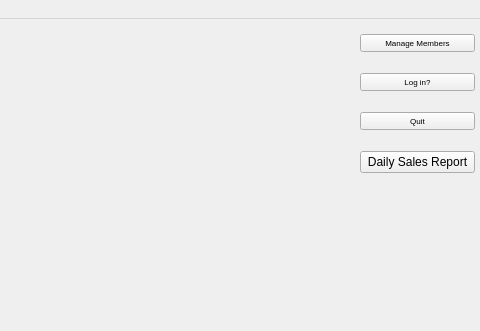
Before: the Qt Designer form mainwindow.ui in WinterCS003/CS008_Project1, drawn with Qt 5; both pictures show x 320 to 800 and y 0 to 331 of the 800 by 600 pixel window.
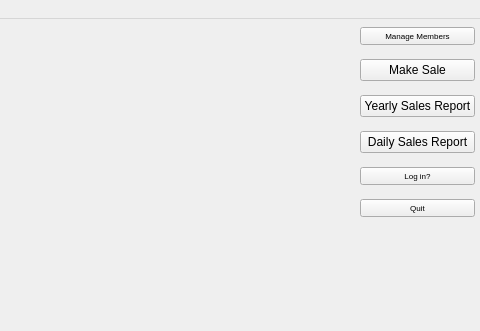
After: the same form once the commit is applied.

Commit message: All sales related reports and functions

Patch:
```diff
--- a/mainwindow.ui
+++ b/mainwindow.ui
@@ -20,7 +20,7 @@
       <x>680</x>
       <y>0</y>
       <width>115</width>
-      <height>171</height>
+      <height>211</height>
      </rect>
     </property>
     <layout class="QVBoxLayout" name="verticalLayout">
@@ -36,6 +36,27 @@
        </property>
       </widget>
      </item>
+     <item>
+      <widget class="QPushButton" name="makeSale">
+       <property name="text">
+        <string>Make Sale</string>
+       </property>
+      </widget>
+     </item>
+     <item>
+      <widget class="QPushButton" name="yearlySales">
+       <property name="text">
+        <string>Yearly Sales Report</string>
+       </property>
+      </widget>
+     </item>
+     <item>
+      <widget class="QPushButton" name="dailySales">
+       <property name="text">
+        <string>Daily Sales Report</string>
+       </property>
+      </widget>
+     </item>
      <item>
       <widget class="QPushButton" name="login">
        <property name="font">
@@ -60,13 +81,6 @@
        </property>
       </widget>
      </item>
-     <item>
-      <widget class="QPushButton" name="dailySales">
-       <property name="text">
-        <string>Daily Sales Report</string>
-       </property>
-      </widget>
-     </item>
     </layout>
    </widget>
   </widget>
```
Left out of the diff: 2 changed lines with no effect on the pictures. The commit also changes 18 other files.
